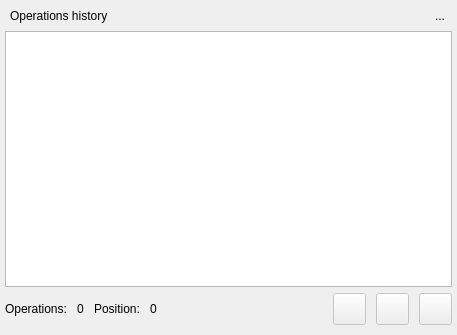
Above: libs/libgui/ui/widgets/operationlistwidget.ui from pgmodeler/pgmodeler before the change. Below: the same form after it.
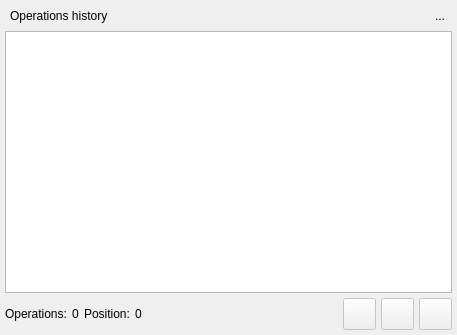
That is the form after the change. Icons and pictures are not drawn.

```diff
--- a/libs/libgui/ui/widgets/operationlistwidget.ui
+++ b/libs/libgui/ui/widgets/operationlistwidget.ui
@@ -55,7 +55,7 @@
     <number>5</number>
    </property>
    <property name="bottomMargin">
-    <number>10</number>
+    <number>5</number>
    </property>
    <item>
     <widget class="QWidget" name="title_wgt" native="true">
@@ -140,12 +140,12 @@
        <number>0</number>
       </property>
       <property name="spacing">
-       <number>6</number>
+       <number>5</number>
       </property>
       <item row="1" column="0">
        <layout class="QGridLayout" name="gridLayout">
         <property name="spacing">
-         <number>10</number>
+         <number>5</number>
         </property>
         <item row="0" column="0" rowspan="2">
          <widget class="QLabel" name="operations_lbl">
@@ -192,7 +192,7 @@
       <item row="1" column="2">
        <layout class="QHBoxLayout" name="horizontalLayout">
         <property name="spacing">
-         <number>10</number>
+         <number>5</number>
         </property>
         <item>
          <widget class="QToolButton" name="rem_operations_tb">
```
Left out of the diff: 2 changed lines with no effect on the pictures.
